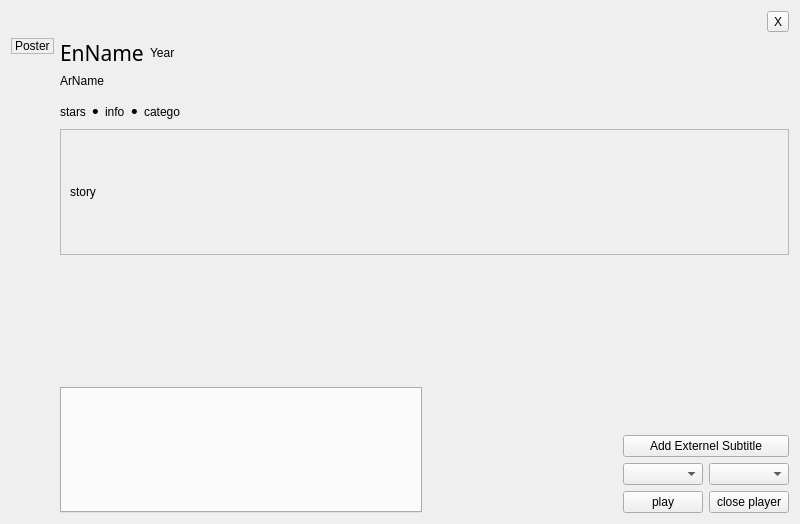
First picture: the form in ui/main.ui, repository hasanpasha/QtCinemana, before the edit.
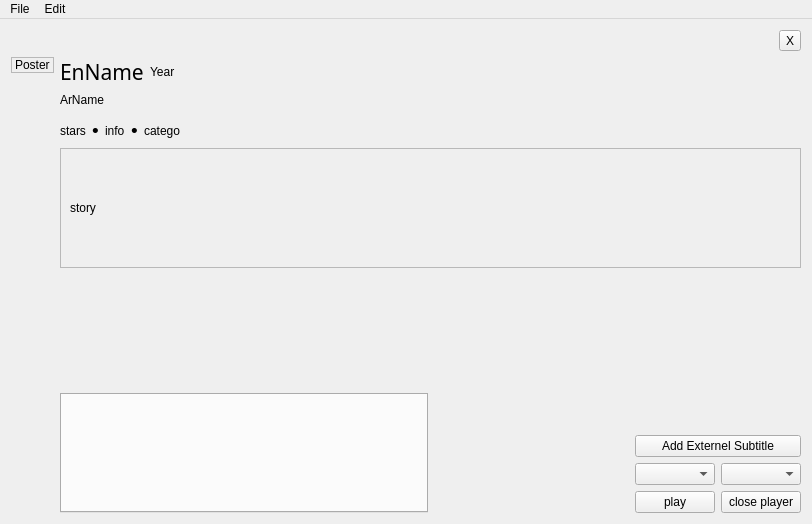
Second picture: the form after the edit. The open tabs and pages were chosen to show the change.

Patch:
```diff
--- a/ui/main.ui
+++ b/ui/main.ui
@@ -6,7 +6,7 @@
    <rect>
     <x>0</x>
     <y>0</y>
-    <width>800</width>
+    <width>812</width>
     <height>524</height>
    </rect>
   </property>
@@ -445,7 +445,7 @@
                        <x>0</x>
                        <y>0</y>
                        <width>714</width>
-                       <height>95</height>
+                       <height>83</height>
                       </rect>
                      </property>
                      <layout class="QVBoxLayout" name="verticalLayout_16">
@@ -582,6 +582,49 @@
     </item>
    </layout>
   </widget>
+  <widget class="QMenuBar" name="menuBar">
+   <property name="geometry">
+    <rect>
+     <x>0</x>
+     <y>0</y>
+     <width>812</width>
+     <height>28</height>
+    </rect>
+   </property>
+   <widget class="QMenu" name="menuFile">
+    <property name="title">
+     <string>File</string>
+    </property>
+    <addaction name="actionClose"/>
+   </widget>
+   <widget class="QMenu" name="menuEdit">
+    <property name="title">
+     <string>Edit</string>
+    </property>
+    <addaction name="actionDark_Theme"/>
+   </widget>
+   <addaction name="menuFile"/>
+   <addaction name="menuEdit"/>
+  </widget>
+  <action name="actionClose">
+   <property name="text">
+    <string>Close</string>
+   </property>
+   <property name="shortcut">
+    <string>Ctrl+Q</string>
+   </property>
+  </action>
+  <action name="actionDark_Theme">
+   <property name="checkable">
+    <bool>true</bool>
+   </property>
+   <property name="checked">
+    <bool>true</bool>
+   </property>
+   <property name="text">
+    <string>Toggle Dark Theme</string>
+   </property>
+  </action>
  </widget>
  <resources/>
  <connections/>
```
Left out of the diff: 19 changed lines with no effect on the pictures.
